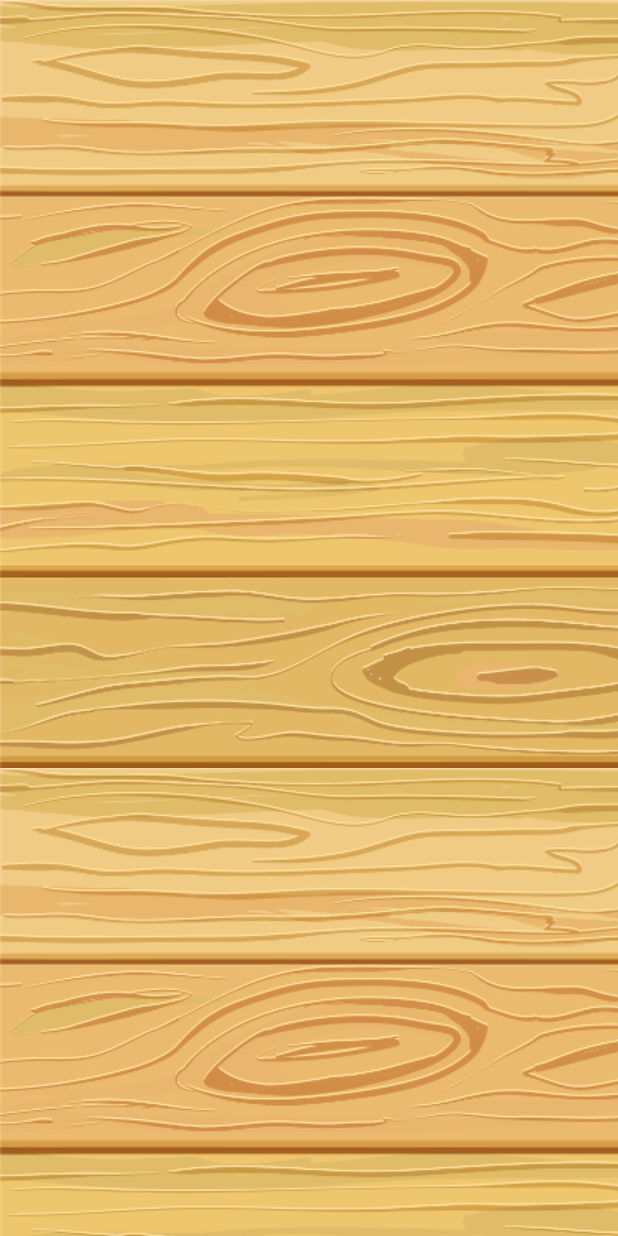
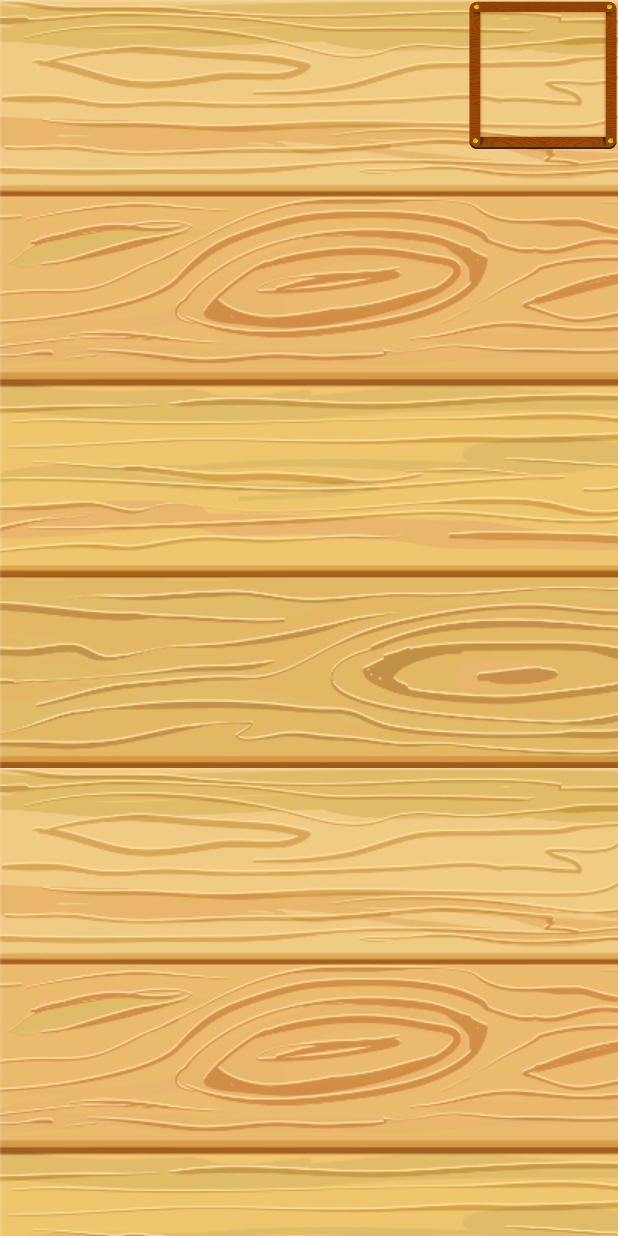
Before and after one commit to JavierAntoran/pictocatcher, an Android app: the layout send_capture.xml on its own in the app's theme, with its tools: preview values and no code run, on a phone screen of 412 x 824 dp. Run offline under Robolectric (Android 15) with nearby library versions, the phone set to English and light mode, and no system bars.

Commit message:
Send capture optimization and save space compressing took images

```diff
--- a/android/pictocatcher/app/src/main/res/layout/send_capture.xml
+++ b/android/pictocatcher/app/src/main/res/layout/send_capture.xml
@@ -15,15 +15,16 @@
         <ImageView
             android:id="@+id/sendCapView"
             android:layout_width="match_parent"
-            android:layout_height="match_parent"
+            android:layout_height="wrap_content"
             android:layout_alignParentTop="true" />
 
-        <ImageView
+        <es.unizar.cps.cav.pictocatcher.MarkableImageView
             android:id="@+id/sendCapPicto"
             android:layout_alignParentTop="true"
             android:layout_alignParentRight="true"
             android:layout_width="100dp"
             android:layout_height="100dp"
+            android:padding="5dp"
             android:scaleType="fitXY"/>
 
         <Button
```
Also changed, not shown: android/pictocatcher/app/src/main/java/es/unizar/cps/cav/pictocatcher/SendCaptureActivity.java (+32 -35 lines).
